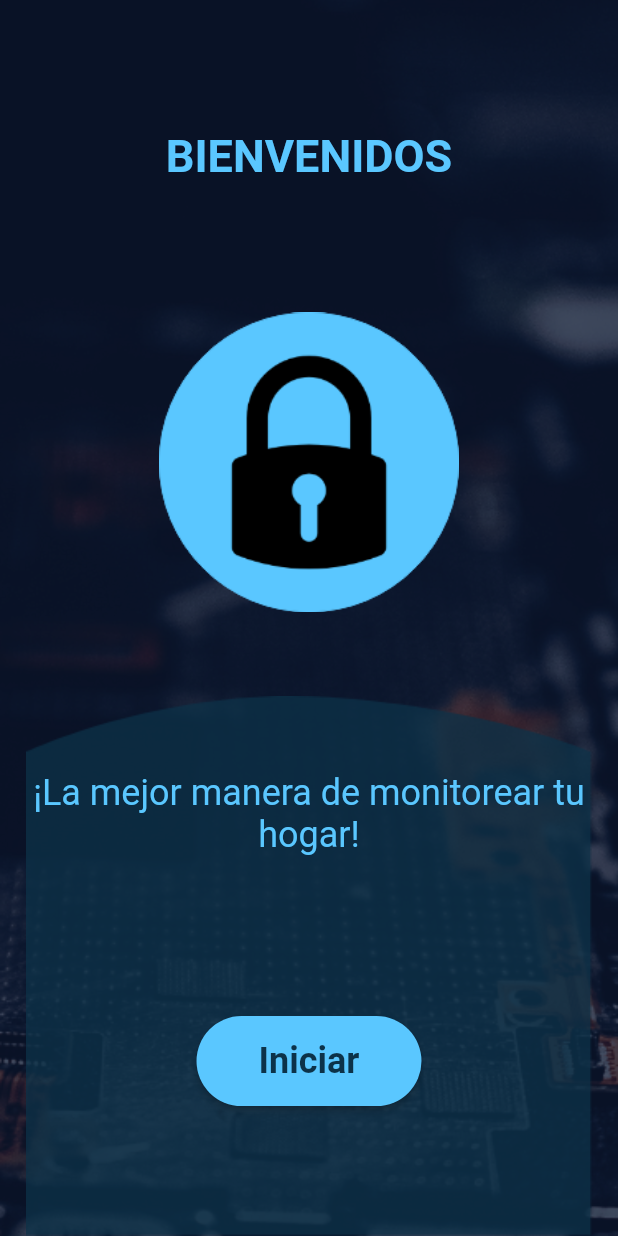
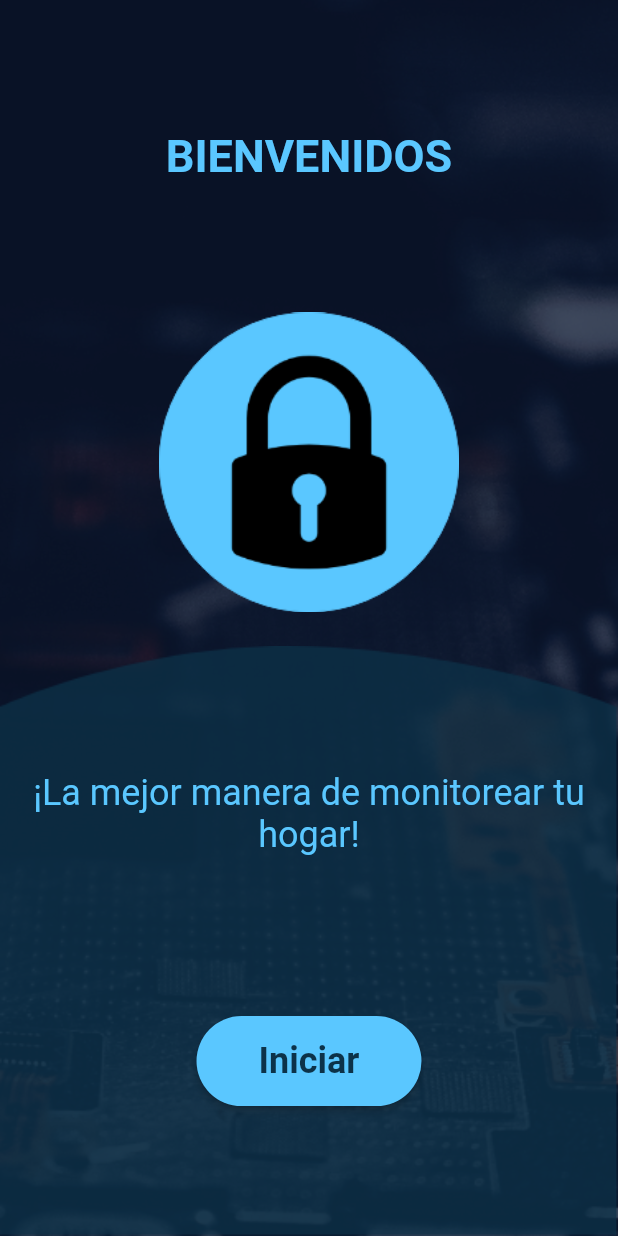
Before and after one commit to PedroHigueraG/SecurityApp, a Flutter app: the screen it shows after launch, on a phone screen of 412 x 824 dp. Run offline on Flutter 3.47's test engine with Material 2 defaults, Android fonts, the light colour scheme and no system bars; our stand-ins replace shared_preferences.

Commit message:
Corregido error en la imagen de la pantalla inicial

```diff
--- a/lib/pages/startPage.dart
+++ b/lib/pages/startPage.dart
@@ -46,8 +46,9 @@ class _StartPageState extends State<StartPage>
             FadeTransition(
               opacity: _animation,
               child: Container(
-                child: Image(image: AssetImage('assets/img/Trazado.png')),
+                child: Image(image: AssetImage('assets/img/Trazado.png'),width: MediaQuery.of(context).copyWith().size.width,fit: BoxFit.cover,),
                 alignment: Alignment.bottomCenter,
+
               ),
             ),
             Column(
```
